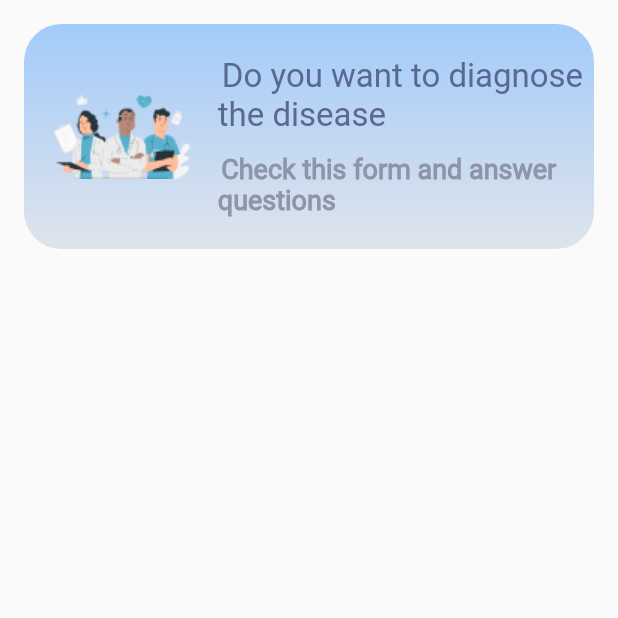
After one commit to Moamenataher/GRADUATION_PROJECTTT, a Flutter app: the DiseaseDiagnosePage screen opened directly, on a phone screen of 412 x 824 dp, the top half of it. The commit adds this screen. Run offline on Flutter 3.47's test engine with Material 2 defaults, Android fonts, the light colour scheme and no system bars; our stand-ins replace curved_labeled_navigation_bar, fl_chart, numberpicker.

Commit message:
exerciseandDDpage

```diff
--- a/lib/main.dart
+++ b/lib/main.dart
@@ -1,5 +1,8 @@
 import 'package:flutter/material.dart';
+import 'package:graduation_project/pages/DieseaseDiagnose_page.dart';
 import 'package:graduation_project/pages/Exercise_page.dart';
+import 'package:graduation_project/pages/haveTheDiseas_page.dart';
+import 'package:graduation_project/pages/login_page.dart';
 
 void main() {
   runApp(const MyApp());
@@ -13,7 +16,7 @@ class MyApp extends StatelessWidget {
   Widget build(BuildContext context) {
     return const  MaterialApp(
       debugShowCheckedModeBanner: true,
-        home: ExercisePage()
+        home: HaveTheDiseae()
     );
   }
 }
--- /dev/null
+++ b/lib/pages/DieseaseDiagnose_page.dart
@@ -0,0 +1,31 @@
+import 'package:flutter/cupertino.dart';
+import 'package:flutter/material.dart';
+import 'package:graduation_project/widget/DoctorPageAppBar.dart';
+
+class DiseaseDiagnosePage extends StatelessWidget {
+  const DiseaseDiagnosePage({super.key});
+
+  @override
+  Widget build(BuildContext context) {
+    return Scaffold(
+      body:
+        SafeArea(
+          child: Padding(
+            padding: const EdgeInsets.all(16.0),
+            child: Column(
+              children: [
+
+                DoctorAndDiseasPageAppBar(
+                    image: "assets/dctrpg.png",
+                    title: "Do you want to diagnose ",
+                    secondTitle: "the disease",
+                    subTitle: "Check this form and answer ",
+                    secondSubTitle: "questions")
+
+              ],
+            ),
+          ),
+        )
+    );
+  }
+}
--- a/lib/pages/Doctor_page.dart
+++ b/lib/pages/Doctor_page.dart
@@ -26,7 +26,11 @@ class DoctorPage extends StatelessWidget {
                      color: Colors.grey,))
                 ],),
 
-               const DoctorPageAppBar(),
+               const  DoctorAndDiseasPageAppBar(
+                   image: "assets/dctrpg.png",
+                   title: "Looking for a doctor?",
+                   subTitle: "Check the list of the best",
+                   secondSubTitle: "nearest doctors"),
 
                const DoctorsListView()
 
--- a/lib/pages/Exercise_page.dart
+++ b/lib/pages/Exercise_page.dart
@@ -1,5 +1,6 @@
 import 'package:flutter/cupertino.dart';
 import 'package:flutter/material.dart';
+import 'package:graduation_project/widget/CustomExerciseCard.dart';
 
 import '../widget/CustomText.dart';
 
@@ -10,7 +11,9 @@ class ExercisePage extends StatelessWidget {
   Widget build(BuildContext context) {
     return Scaffold(
       body:
-      ListView(
+      Padding(
+        padding: const EdgeInsets.all(12.0),
+        child: ListView(
           children: [
             Row(
               children: [
@@ -26,7 +29,27 @@ class ExercisePage extends StatelessWidget {
                 const Spacer(flex: 2),
               ],
             ),
+
+            CustomExerciseCard(
+              lable: "Flex the hand",
+              image: "assets/flexHand.png",
+              description: "Extend the right and left arms forward, interlock them together, and extend them forward until you feel a slight stretch for 15 to 30 seconds.",
+            ),
+            //-----------------------------------------------
+
+            CustomExerciseCard(
+                lable: "Strengthening the hand nerves",
+                image: "assets/strengthHandNerve.png",
+                description: "Extend your right arm in front of you with your palm facing the floor, then bend your wrist with your fingertips pointing toward the floor."),
+
+            //------------------------------------------------
+
+            CustomExerciseCard(
+                lable: "Strengthen the hand ",
+                image: "assets/strengthHand.png",
+                description: "")
           ],
+        ),
       ),
 
     );
--- a/lib/pages/login_page.dart
+++ b/lib/pages/login_page.dart
@@ -34,7 +34,7 @@ class _LoginPageState extends State<LoginPage> {
              const CustomAppBar(
               imageWidth:150,
                   imageHeight: 150,
-                  color:Color(0xffABD6E5)),
+                  color:Color(0xffFEFEFE)),
 
               Padding(
                 padding: const EdgeInsets.symmetric(vertical: 36.0,horizontal: 20),
--- a/lib/pages/register_page.dart
+++ b/lib/pages/register_page.dart
@@ -35,7 +35,7 @@ class _RegisterPageState extends State<RegisterPage> {
             const CustomAppBar(
               imageHeight: 130,
               imageWidth: 130,
-                color: Color(0xffD3D4D5)),
+                color: Color(0xffFEFEFE)),
 
             Padding(
               padding: const EdgeInsets.all(20.0),
--- a/lib/widget/CustomTextField.dart
+++ b/lib/widget/CustomTextField.dart
@@ -48,12 +48,14 @@ class CustomTextField extends StatelessWidget {
           obscureText:isObscure??false ,
           keyboardType: keyBoardType,
           decoration: InputDecoration(
+            filled:true,
+            fillColor:Color(0xffFEFEFE) ,
             hintText:hintText,
             suffixIcon:suffixIcon ,
               enabledBorder: OutlineInputBorder(
                   borderRadius: BorderRadius.circular(16),
                   borderSide:const  BorderSide(
-                      color: Colors.grey,
+                      color: Color(0xffFEFEFE),
                       width: 2,
                   )
 
@@ -61,7 +63,7 @@ class CustomTextField extends StatelessWidget {
               focusedBorder: OutlineInputBorder(
                   borderRadius: BorderRadius.circular(16),
                   borderSide:const  BorderSide(
-                      color: Colors.grey,
+                      color: Color(0xffFEFEFE),
                       width: 3,
                   )
 
--- a/lib/widget/DoctorPageAppBar.dart
+++ b/lib/widget/DoctorPageAppBar.dart
@@ -1,8 +1,15 @@
 import 'package:flutter/cupertino.dart';
 import 'package:graduation_project/widget/CustomText.dart';
 
-class DoctorPageAppBar extends StatelessWidget {
-  const DoctorPageAppBar({super.key});
+class DoctorAndDiseasPageAppBar extends StatelessWidget {
+  const DoctorAndDiseasPageAppBar({super.key, required this.image, required this.title, required this.subTitle, required this.secondSubTitle,  this.secondTitle});
+
+  final String image;
+  final String title;
+  final String? secondTitle;
+
+  final String subTitle;
+  final String secondSubTitle;
 
   @override
   Widget build(BuildContext context) {
@@ -28,19 +35,23 @@ class DoctorPageAppBar extends StatelessWidget {
         mainAxisAlignment: MainAxisAlignment.spaceEvenly,
         children: [
           Image.asset(
-              "assets/dctrpg.png",
+              image,
               width: 120,
               height: 120,
           ),
 
-          const Column(
+           Column(
             crossAxisAlignment: CrossAxisAlignment.start,
             mainAxisAlignment: MainAxisAlignment.center,
             children: [
-              CustomText(text: "Looking for a doctor?", size:22, color: Color(0xff596992), textAlign: TextAlign.center),
+              CustomText(text: title, size:22, color: Color(0xff596992), textAlign: TextAlign.center),
+
+              CustomText(text: secondTitle!, size:22, color: Color(0xff596992), textAlign: TextAlign.center),
+
+
               SizedBox(height: 12,),
-              CustomText(text: "Chech the list of the best ", size: 18, color: Color(0xff8E95A7), textAlign: TextAlign.center,fontWeight: FontWeight.bold,),
-              CustomText(text: " nearest doctors", size: 18, color: Color(0xff8E95A7), textAlign: TextAlign.left,fontWeight: FontWeight.bold,)
+              CustomText(text: subTitle, size: 18, color: Color(0xff8E95A7), textAlign: TextAlign.center,fontWeight: FontWeight.bold,),
+              CustomText(text: secondSubTitle, size: 18, color: Color(0xff8E95A7), textAlign: TextAlign.left,fontWeight: FontWeight.bold,)
 
             ],
           )
```
Also changed, not shown: lib/pages/haveTheDiseas_page.dart (added, +24 -0 lines), lib/widget/CustomExerciseCard.dart (+22 -8 lines), assets/DiseaesDiagnose.png (added), assets/flexHand.png (added), assets/haveTheDiseas.png (added), assets/strengthHand.png (added), assets/strengthHandNerve.png (added), 1 other file. Lines whose indentation alone changed are shown as unchanged.
